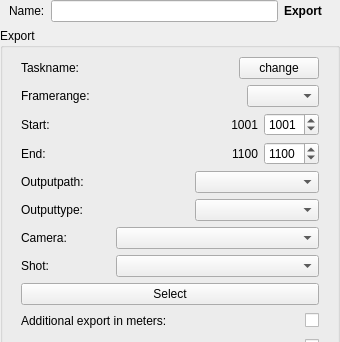
This is Prism/Scripts/ProjectScripts/StateManagerNodes/StateUserInterfaces/default_Export.ui in PrismPipeline/Prism as Qt 5 draws it before an edit; both pictures show x 0 to 340 and y 0 to 342 of the 340 by 712 pixel window. The edited form follows.
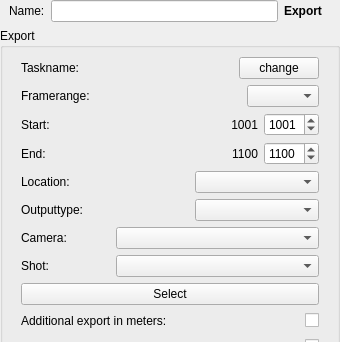
This is the edited form.

Commit message: export/render locations - v1.3.0.64

The edit to the form file:
```diff
--- a/Prism/Scripts/ProjectScripts/StateManagerNodes/StateUserInterfaces/default_Export.ui
+++ b/Prism/Scripts/ProjectScripts/StateManagerNodes/StateUserInterfaces/default_Export.ui
@@ -326,7 +326,7 @@
          <item>
           <widget class="QLabel" name="l_outPath">
            <property name="text">
-            <string>Outputpath:</string>
+            <string>Location:</string>
            </property>
           </widget>
          </item>
```
Left out of the diff: 55 changed lines with no effect on the pictures. The commit also changes 40 other files.
